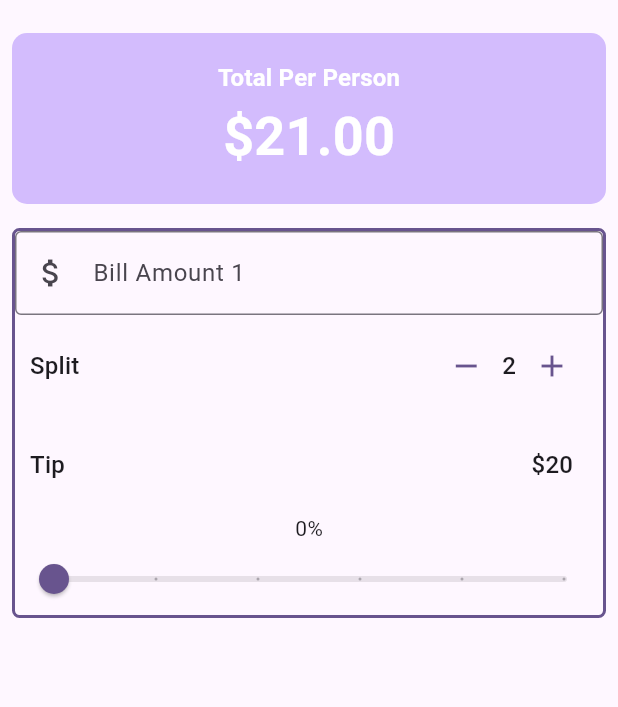
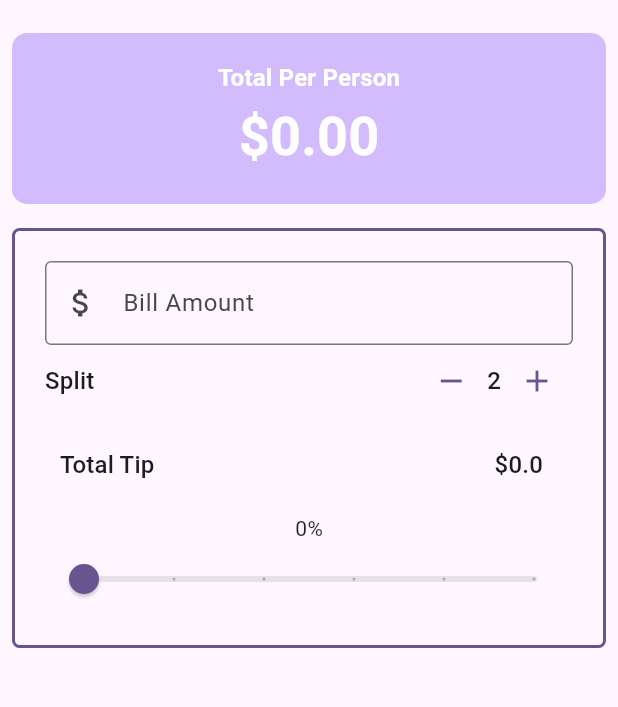
Before and after one commit to RPiyush/TipCalculator, a Flutter app: the screen it shows after launch, after a tap on the "add" icon, on a phone screen of 412 x 824 dp, the part 63-770 px from its top. Run offline on Flutter 3.47's test engine with Material 3 defaults, Android fonts, the phone set to English and light mode, and no system bars.

Commit message:
Tip Calculation

```diff
--- a/lib/main.dart
+++ b/lib/main.dart
@@ -51,11 +51,15 @@ class TipC extends StatefulWidget {
 class _TipCState extends State<TipC> {
   int _numberOfPerson = 1;
   double _tipPercent = 0;
+  double _billAmount = 0.0;
+  double _totalBillPerperson = 0.0;
+  double _tipAmount = 0;
 
   void increment() {
     setState(() {
       _numberOfPerson++;
     });
+    calculateTip();
   }
 
   void decrement() {
@@ -64,6 +68,17 @@ class _TipCState extends State<TipC> {
         _numberOfPerson--;
       });
     }
+    calculateTip();
+  }
+
+  void calculateTip() {
+    _tipAmount = 0;
+    if (_tipPercent > 0) {
+      _tipAmount = _billAmount * (_tipPercent);
+    }
+    setState(() {
+      _totalBillPerperson = (_billAmount + _tipAmount) / _numberOfPerson;
+    });
   }
 
   @override
@@ -82,11 +97,16 @@ class _TipCState extends State<TipC> {
         // mainAxisAlignment: MainAxisAlignment.center,
         crossAxisAlignment: CrossAxisAlignment.stretch,
         children: [
-          PersonCounter(theme: theme, style: style),
+          PersonCounter(
+            theme: theme,
+            style: style,
+            billAmount: _totalBillPerperson,
+          ),
           // Form
           Padding(
             padding: const EdgeInsets.all(8.0),
             child: Container(
+              padding: EdgeInsets.all(20.0),
               decoration: BoxDecoration(
                 borderRadius: BorderRadius.circular(5),
                 border:
@@ -95,7 +115,13 @@ class _TipCState extends State<TipC> {
               // Input Text
               child: Column(
                 children: [
-                  InputBillTextField(),
+                  InputBillTextField(
+                    onValueChange: (value) {
+                      _billAmount = double.parse(value);
+                      calculateTip();
+                    },
+                    billAmount: _billAmount.toString(),
+                  ),
                   SplitPersons(
                     theme: theme,
                     numberOfPerson: _numberOfPerson,
@@ -103,13 +129,14 @@ class _TipCState extends State<TipC> {
                     onIncrement: increment,
                   ),
                   // === TIP Section ==
-                  TipSection(theme: theme),
+                  TipSection(theme: theme, tipValue: _tipAmount),
                   Text("${(_tipPercent * 100).round()}%"),
                   TipSlider(
                     tipPercent: _tipPercent,
                     onValueChanged: (double value) {
                       setState(() {
                         _tipPercent = value;
+                        calculateTip();
                       });
                     },
                   ),
--- a/lib/widgets/input_bill_text_field.dart
+++ b/lib/widgets/input_bill_text_field.dart
@@ -3,18 +3,23 @@ import 'package:flutter/material.dart';
 class InputBillTextField extends StatelessWidget {
   const InputBillTextField({
     super.key,
+    required this.onValueChange,
+    required this.billAmount,
   });
+
+  final String billAmount;
+  final ValueChanged<String> onValueChange;
 
   @override
   Widget build(BuildContext context) {
     return TextField(
       decoration: InputDecoration(
         border: OutlineInputBorder(),
-        labelText: "Bill Amount 1",
+        labelText: "Bill Amount",
         prefixIcon: Icon(Icons.attach_money),
       ),
       keyboardType: TextInputType.number,
-      onChanged: null,
+      onChanged: (String value) => {onValueChange(value)},
     );
   }
 }
--- a/lib/widgets/person_counter.dart
+++ b/lib/widgets/person_counter.dart
@@ -5,10 +5,12 @@ class PersonCounter extends StatelessWidget {
     super.key,
     required this.theme,
     required this.style,
+    required this.billAmount,
   });
 
   final ThemeData theme;
   final TextStyle? style;
+  final double billAmount;
 
   @override
   Widget build(BuildContext context) {
@@ -23,7 +25,7 @@ class PersonCounter extends StatelessWidget {
           children: [
             Text("Total Per Person", style: style),
             Text(
-              "\$21.00",
+              "\$${billAmount.toStringAsFixed(2)}",
               style: style?.copyWith(
                   color: theme.colorScheme.onPrimary,
                   fontSize: theme.textTheme.displaySmall?.fontSize),
--- a/lib/widgets/split_persons.dart
+++ b/lib/widgets/split_persons.dart
@@ -17,7 +17,7 @@ class SplitPersons extends StatelessWidget {
   @override
   Widget build(BuildContext context) {
     return Padding(
-      padding: const EdgeInsets.all(10.0),
+      padding: const EdgeInsets.all(0.0),
       child: Row(
         mainAxisAlignment: MainAxisAlignment.spaceBetween,
         children: [
--- a/lib/widgets/tip_section.dart
+++ b/lib/widgets/tip_section.dart
@@ -4,9 +4,11 @@ class TipSection extends StatelessWidget {
   const TipSection({
     super.key,
     required this.theme,
+    required this.tipValue,
   });
 
   final ThemeData theme;
+  final double tipValue;
 
   @override
   Widget build(BuildContext context) {
@@ -16,13 +18,13 @@ class TipSection extends StatelessWidget {
         mainAxisAlignment: MainAxisAlignment.spaceBetween,
         children: [
           Text(
-            "Tip",
+            "Total Tip",
             style: theme.textTheme.titleMedium,
           ),
           Padding(
             padding: const EdgeInsets.all(10.0),
             child: Text(
-              "\$20",
+              "\$$tipValue",
               style: theme.textTheme.titleMedium,
             ),
           ),
```
